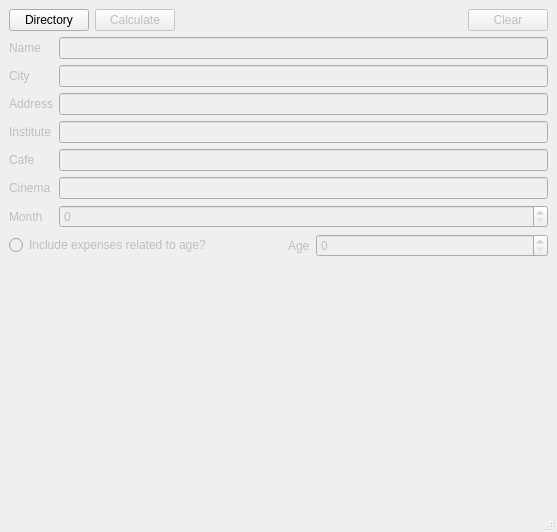
Before: the Qt Designer form mainwindow.ui in kebaboy/Poor-student, drawn with Qt 5.
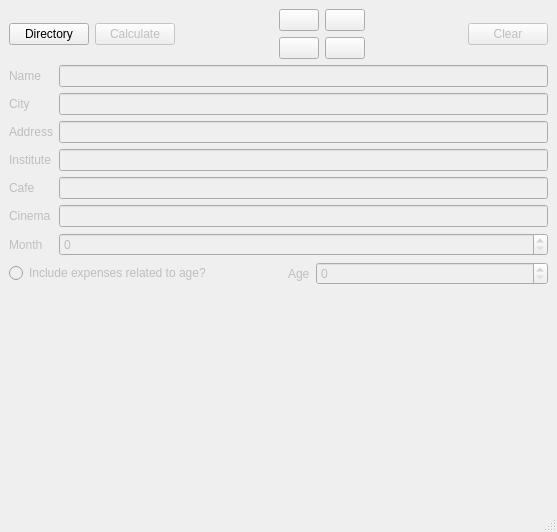
After: the same form once the commit is applied. Icons and pictures are not drawn.

Commit message: add name, icon and invisible buttons for csv

Patch:
```diff
--- a/mainwindow.ui
+++ b/mainwindow.ui
@@ -20,92 +20,17 @@
    <string>MainWindow</string>
   </property>
   <widget class="QWidget" name="centralwidget">
-   <layout class="QGridLayout" name="gridLayout_4">
-    <item row="5" column="0">
-     <layout class="QHBoxLayout" name="horizontalLayout">
-      <item>
-       <widget class="QRadioButton" name="radioButton">
-        <property name="enabled">
-         <bool>false</bool>
-        </property>
-        <property name="text">
-         <string>Include expenses related to age?</string>
-        </property>
-       </widget>
-      </item>
-      <item>
-       <spacer name="horizontalSpacer_2">
-        <property name="orientation">
-         <enum>Qt::Horizontal</enum>
-        </property>
-        <property name="sizeType">
-         <enum>QSizePolicy::Fixed</enum>
-        </property>
-        <property name="sizeHint" stdset="0">
-         <size>
-          <width>40</width>
-          <height>20</height>
-         </size>
-        </property>
-       </spacer>
-      </item>
-      <item>
-       <widget class="QLabel" name="age">
-        <property name="enabled">
-         <bool>false</bool>
-        </property>
-        <property name="sizePolicy">
-         <sizepolicy hsizetype="Fixed" vsizetype="Preferred">
-          <horstretch>0</horstretch>
-          <verstretch>0</verstretch>
-         </sizepolicy>
-        </property>
-        <property name="text">
-         <string>Age</string>
-        </property>
-       </widget>
-      </item>
-      <item>
-       <widget class="QSpinBox" name="spinBox_age">
-        <property name="enabled">
-         <bool>false</bool>
-        </property>
-        <property name="maximum">
-         <number>70</number>
-        </property>
-       </widget>
-      </item>
-     </layout>
-    </item>
-    <item row="7" column="0">
-     <widget class="QLabel" name="output">
-      <property name="styleSheet">
-       <string notr="true">QLabel {
-	color: red;
-	font-size: 25px
-}</string>
-      </property>
-      <property name="text">
-       <string/>
-      </property>
-     </widget>
-    </item>
+   <layout class="QGridLayout" name="gridLayout_3">
     <item row="0" column="0">
-     <layout class="QGridLayout" name="gridLayout_2">
-      <item row="0" column="2">
-       <spacer name="horizontalSpacer">
-        <property name="orientation">
-         <enum>Qt::Horizontal</enum>
+     <layout class="QHBoxLayout" name="horizontalLayout_2">
+      <item>
+       <widget class="QPushButton" name="directory">
+        <property name="text">
+         <string>Directory</string>
         </property>
-        <property name="sizeHint" stdset="0">
-         <size>
-          <width>40</width>
-          <height>20</height>
-         </size>
-        </property>
-       </spacer>
+       </widget>
       </item>
-      <item row="0" column="1">
+      <item>
        <widget class="QPushButton" name="calculate">
         <property name="enabled">
          <bool>false</bool>
@@ -121,14 +46,80 @@
         </property>
        </widget>
       </item>
-      <item row="0" column="0">
-       <widget class="QPushButton" name="directory">
-        <property name="text">
-         <string>Directory</string>
+      <item>
+       <spacer name="horizontalSpacer">
+        <property name="orientation">
+         <enum>Qt::Horizontal</enum>
         </property>
-       </widget>
+        <property name="sizeHint" stdset="0">
+         <size>
+          <width>40</width>
+          <height>20</height>
+         </size>
+        </property>
+       </spacer>
       </item>
-      <item row="0" column="3">
+      <item>
+       <layout class="QGridLayout" name="gridLayout_2">
+        <item row="0" column="1">
+         <widget class="QPushButton" name="cafcin">
+          <property name="visible">
+           <bool>false</bool>
+          </property>
+          <property name="text">
+           <string/>
+          </property>
+         </widget>
+        </item>
+        <item row="0" column="0">
+         <widget class="QPushButton" name="costs">
+          <property name="visible">
+           <bool>false</bool>
+          </property>
+          <property name="styleSheet">
+           <string notr="true"/>
+          </property>
+          <property name="text">
+           <string/>
+          </property>
+         </widget>
+        </item>
+        <item row="1" column="1">
+         <widget class="QPushButton" name="tr">
+          <property name="visible">
+           <bool>false</bool>
+          </property>
+          <property name="text">
+           <string/>
+          </property>
+         </widget>
+        </item>
+        <item row="1" column="0">
+         <widget class="QPushButton" name="inst">
+          <property name="visible">
+           <bool>false</bool>
+          </property>
+          <property name="text">
+           <string/>
+          </property>
+         </widget>
+        </item>
+       </layout>
+      </item>
+      <item>
+       <spacer name="horizontalSpacer_3">
+        <property name="orientation">
+         <enum>Qt::Horizontal</enum>
+        </property>
+        <property name="sizeHint" stdset="0">
+         <size>
+          <width>40</width>
+          <height>20</height>
+         </size>
+        </property>
+       </spacer>
+      </item>
+      <item>
        <widget class="QPushButton" name="clear">
         <property name="enabled">
          <bool>false</bool>
@@ -275,6 +266,75 @@
       </item>
      </layout>
     </item>
+    <item row="2" column="0">
+     <layout class="QHBoxLayout" name="horizontalLayout">
+      <item>
+       <widget class="QRadioButton" name="radioButton">
+        <property name="enabled">
+         <bool>false</bool>
+        </property>
+        <property name="text">
+         <string>Include expenses related to age?</string>
+        </property>
+       </widget>
+      </item>
+      <item>
+       <spacer name="horizontalSpacer_2">
+        <property name="orientation">
+         <enum>Qt::Horizontal</enum>
+        </property>
+        <property name="sizeType">
+         <enum>QSizePolicy::Fixed</enum>
+        </property>
+        <property name="sizeHint" stdset="0">
+         <size>
+          <width>40</width>
+          <height>20</height>
+         </size>
+        </property>
+       </spacer>
+      </item>
+      <item>
+       <widget class="QLabel" name="age">
+        <property name="enabled">
+         <bool>false</bool>
+        </property>
+        <property name="sizePolicy">
+         <sizepolicy hsizetype="Fixed" vsizetype="Preferred">
+          <horstretch>0</horstretch>
+          <verstretch>0</verstretch>
+         </sizepolicy>
+        </property>
+        <property name="text">
+         <string>Age</string>
+        </property>
+       </widget>
+      </item>
+      <item>
+       <widget class="QSpinBox" name="spinBox_age">
+        <property name="enabled">
+         <bool>false</bool>
+        </property>
+        <property name="maximum">
+         <number>70</number>
+        </property>
+       </widget>
+      </item>
+     </layout>
+    </item>
+    <item row="3" column="0">
+     <widget class="QLabel" name="output">
+      <property name="styleSheet">
+       <string notr="true">QLabel {
+	color: red;
+	font-size: 25px
+}</string>
+      </property>
+      <property name="text">
+       <string/>
+      </property>
+     </widget>
+    </item>
    </layout>
   </widget>
   <widget class="QMenuBar" name="menubar">
```
Left out of the diff: 10 changed lines with no effect on the pictures. The commit also changes 4 other files.
